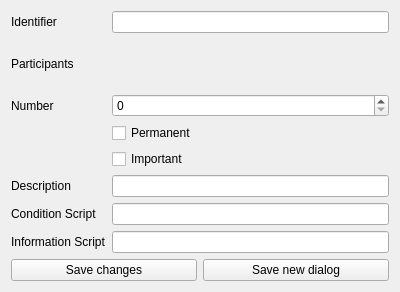
This is tools/DialogCreator/gui/widgetDialogHeader.ui in ClockworkOrigins/i6engine as Qt 5 draws it before an edit. The edited form follows.
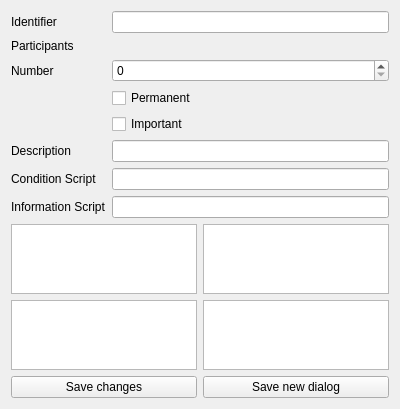
This is the edited form.

```diff
--- a/tools/DialogCreator/gui/widgetDialogHeader.ui
+++ b/tools/DialogCreator/gui/widgetDialogHeader.ui
@@ -7,7 +7,7 @@
     <x>0</x>
     <y>0</y>
     <width>400</width>
-    <height>292</height>
+    <height>398</height>
    </rect>
   </property>
   <property name="windowTitle">
@@ -98,6 +98,22 @@
        </item>
       </layout>
      </item>
+     <item>
+      <layout class="QGridLayout" name="gridLayout_3">
+       <item row="0" column="0">
+        <widget class="QTextEdit" name="pythonConditionTextEdit"/>
+       </item>
+       <item row="0" column="1">
+        <widget class="QTextEdit" name="luaConditionTextEdit"/>
+       </item>
+       <item row="1" column="0">
+        <widget class="QTextEdit" name="pythonInfoTextEdit"/>
+       </item>
+       <item row="1" column="1">
+        <widget class="QTextEdit" name="luaInfoTextEdit"/>
+       </item>
+      </layout>
+     </item>
      <item>
       <layout class="QHBoxLayout" name="horizontalLayout">
        <item>
```
